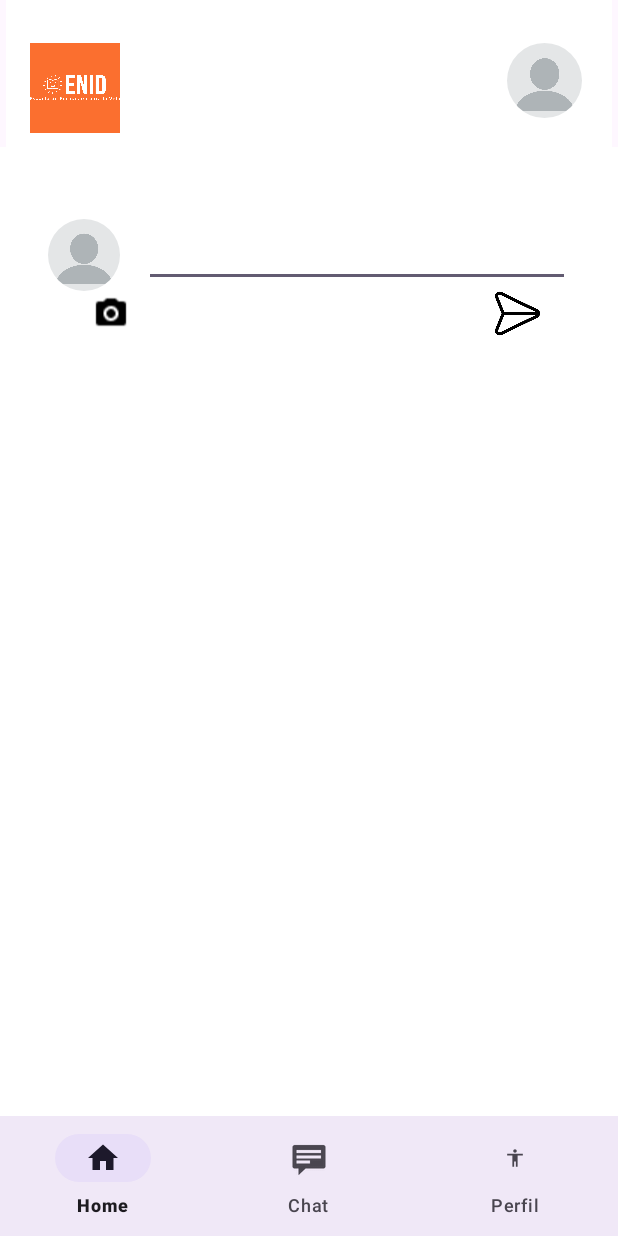
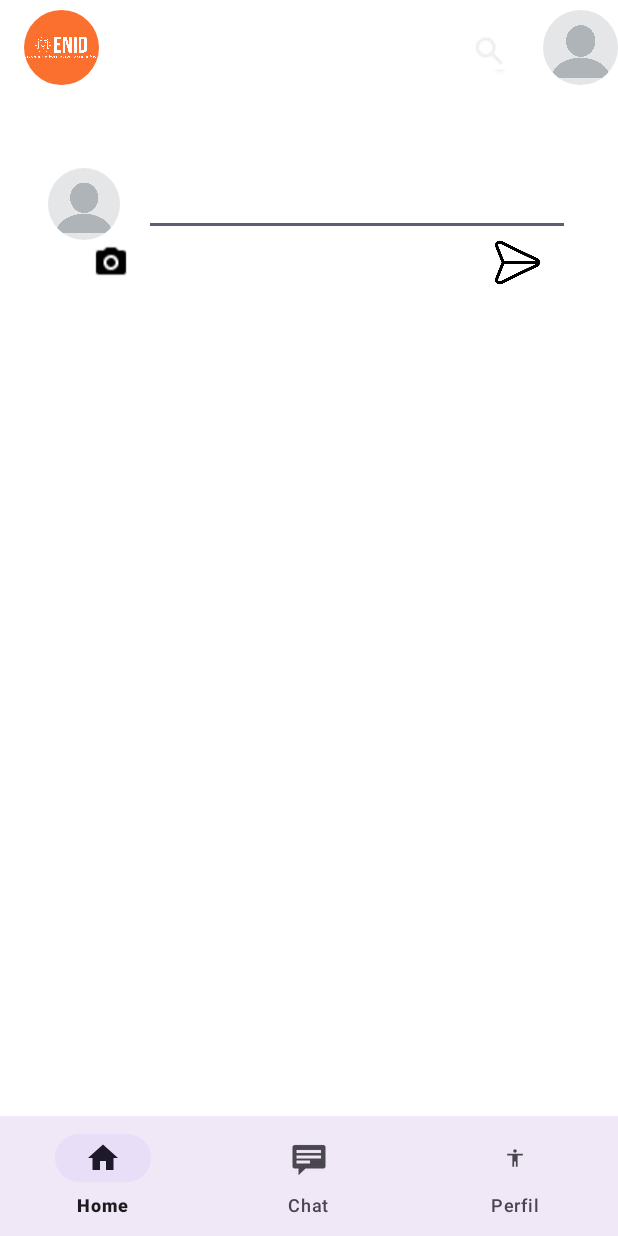
Before and after one commit to SantiagoSantafe/EnidProyect, an Android app: the HomeFragment screen opened directly, with no data from a screen before it, on a phone screen of 412 x 824 dp. Run offline under Robolectric (Android 15) with nearby library versions, the phone set to English and light mode, and no system bars; our stand-ins replace Firebase (no records; nobody signed in at launch, a user with empty details on screens opened directly), navigation-ui.

Commit message:
Commit de busqueda

```diff
--- a/app/src/main/java/com/santiago/enidproyect/ui/chat/userAdapter.kt
+++ b/app/src/main/java/com/santiago/enidproyect/ui/chat/userAdapter.kt
@@ -97,6 +97,11 @@ class userAdapter(val context: Context, val userList: ArrayList<User>):
         val lastMessage: TextView = itemView.findViewById(R.id.txt_last_message) ?: throw IllegalStateException("TextView2 not found")
         val time: TextView = itemView.findViewById(R.id.txt_time) ?: throw IllegalStateException("TextView3 not found")
     }
+    fun update(filteredList: List<User>) {
+        userList.clear()  // Clear the existing data
+        userList.addAll(filteredList)  // Add the filtered data
+        notifyDataSetChanged()  // Notify the adapter about the data change
+    }
 
 
 }
--- a/app/src/main/java/com/santiago/enidproyect/ui/home/HomeFragment.kt
+++ b/app/src/main/java/com/santiago/enidproyect/ui/home/HomeFragment.kt
@@ -40,7 +40,6 @@ class HomeFragment : Fragment() {
 
     private var _binding: FragmentHomeBinding? = null
     private val binding get() = _binding!!
-    private lateinit var goProfile: ImageView
     private lateinit var sentPost: ImageView
     private lateinit var textPost: MultiAutoCompleteTextView
     private lateinit var picture_btn: ImageView
@@ -98,7 +97,6 @@ class HomeFragment : Fragment() {
 
     private fun initializeViews(root: View) {
         profile_image = root.findViewById(R.id.profile_image)
-        goProfile = root.findViewById(R.id.profile_image_btn)
         sentPost = root.findViewById(R.id.sent_btn)
         textPost = root.findViewById(R.id.multiAutoCompleteTextView)
         picture_btn = root.findViewById(R.id.camara_btn)
@@ -124,15 +122,10 @@ class HomeFragment : Fragment() {
     }
 
     private fun loadProfileImage() {
-        storageRef.child("users_profile_imges/${mAuth.currentUser?.email}.jpg").downloadUrl.addOnSuccessListener { uri ->
+        storageRef.child("images/${mAuth.currentUser?.email}.jpg").downloadUrl.addOnSuccessListener { uri ->
             Glide.with(requireContext())
                 .load(uri)
                 .into(profile_image)
-        }
-        storageRef.child("users_profile_imges/${mAuth.currentUser?.email}.jpg").downloadUrl.addOnSuccessListener { uri ->
-            Glide.with(requireContext())
-                .load(uri)
-                .into(goProfile)
         }
     }
 
--- a/app/src/main/java/com/santiago/enidproyect/ui/home/PostAdapter.kt
+++ b/app/src/main/java/com/santiago/enidproyect/ui/home/PostAdapter.kt
@@ -28,7 +28,7 @@ class PostAdapter (val context: Context, val postList: ArrayList<Post>):
             holder.textName.text = currentPost.name
             holder.fechaPost.text = currentPost.date
             holder.textPost.text = currentPost.post
-            storageRef.child("users_profile_imges/${currentPost.email}.jpg").downloadUrl.addOnSuccessListener { uri ->
+            storageRef.child("images/${currentPost.email}.jpg").downloadUrl.addOnSuccessListener { uri ->
                 Glide.with(context)
                     .load(uri)
                     .into(holder.foto_perfil)
--- /dev/null
+++ b/app/src/main/res/drawable/background_boxtext_chat.xml
@@ -0,0 +1,6 @@
+<?xml version="1.0" encoding="utf-8"?>
+<shape xmlns:android="http://schemas.android.com/apk/res/android">
+    <corners android:radius="10dp"/>
+    <stroke android:color="@color/gray" android:width="5dp"/>
+    <solid android:color="@color/gray"/>
+</shape>
--- a/app/src/main/res/layout/activity_chat.xml
+++ b/app/src/main/res/layout/activity_chat.xml
@@ -4,6 +4,7 @@
     xmlns:tools="http://schemas.android.com/tools"
     android:layout_width="match_parent"
     android:layout_height="match_parent"
+    android:background="@color/white"
     android:padding="8dp"
     tools:context=".ui.chat.ChatActivity">
 
--- a/app/src/main/res/layout/activity_home.xml
+++ b/app/src/main/res/layout/activity_home.xml
@@ -10,12 +10,12 @@
 
     <androidx.appcompat.widget.Toolbar
         android:id="@+id/my_toolbar"
-        android:layout_width="404dp"
-        android:layout_height="98dp"
+        android:layout_width="match_parent"
+        android:layout_height="wrap_content"
+        android:background="@color/Secondary_White"
         app:layout_constraintLeft_toLeftOf="parent"
         app:layout_constraintRight_toRightOf="parent"
-        app:layout_constraintTop_toTopOf="parent"
-        android:background="@android:color/white">
+        app:layout_constraintTop_toTopOf="parent">
 
         <LinearLayout
             android:id="@+id/ll1"
@@ -23,29 +23,37 @@
             android:layout_height="wrap_content"
             android:orientation="horizontal">
 
-            <ImageView
+            <com.google.android.material.imageview.ShapeableImageView
                 android:id="@+id/logo_menu"
-                android:layout_width="60dp"
-                android:layout_height="60dp"
-                android:layout_marginTop="20dp"
+                android:layout_width="50dp"
+                android:layout_height="match_parent"
+                android:layout_marginEnd="16dp"
                 android:background="@color/Primary_Orange"
                 android:clickable="true"
                 android:contextClickable="true"
-                android:src="@drawable/logoenid" />
-
+                android:src="@drawable/logoenid"
+                app:shapeAppearanceOverlay="@style/circular" />
 
             <Space
-                android:layout_width="wrap_content"
+                android:layout_width="0dp"
                 android:layout_height="wrap_content"
                 android:layout_weight="1" />
 
+            <ImageView
+                android:id="@+id/search_btn"
+                android:layout_width="39dp"
+                android:layout_height="wrap_content"
+                android:layout_marginTop="15dp"
+                android:layout_marginEnd="16dp"
+                android:clickable="true"
+                android:contextClickable="true"
+                android:src="@drawable/search_icon"
+                android:textAlignment="gravity" />
 
             <com.google.android.material.imageview.ShapeableImageView
                 android:id="@+id/profile_image_btn"
                 android:layout_width="50dp"
                 android:layout_height="50dp"
-                android:layout_marginTop="20dp"
-                android:layout_marginRight="20dp"
                 android:clickable="true"
                 android:contextClickable="true"
                 android:src="@drawable/perfil_de_usuario_default"
@@ -53,6 +61,20 @@
         </LinearLayout>
 
     </androidx.appcompat.widget.Toolbar>
+    <EditText
+        android:id="@+id/search_bar"
+        android:layout_below="@+id/my_toolbar"
+        android:background="@drawable/background_boxtext_chat"
+        android:layout_width="match_parent"
+        android:layout_height="50dp"
+        android:layout_marginLeft="40dp"
+        android:layout_marginRight="40dp"
+        android:layout_marginTop="40dp"
+        android:paddingLeft="10dp"
+        android:hint="Ingrese nombre de usuario"
+        android:layout_weight="60"
+        android:visibility="gone"
+        tools:ignore="MissingConstraints" />
 
     <com.google.android.material.bottomnavigation.BottomNavigationView
         android:id="@+id/nav_view"
```
Also changed, not shown: app/src/main/java/com/santiago/enidproyect/ui/notifications/NotificationsFragment.kt (+54 -13 lines), app/src/main/res/layout/fragment_notifications.xml (+9 -6 lines), app/src/main/res/layout/post_layout.xml (+10 -13 lines), app/src/main/res/drawable/search_icon.png (added).
